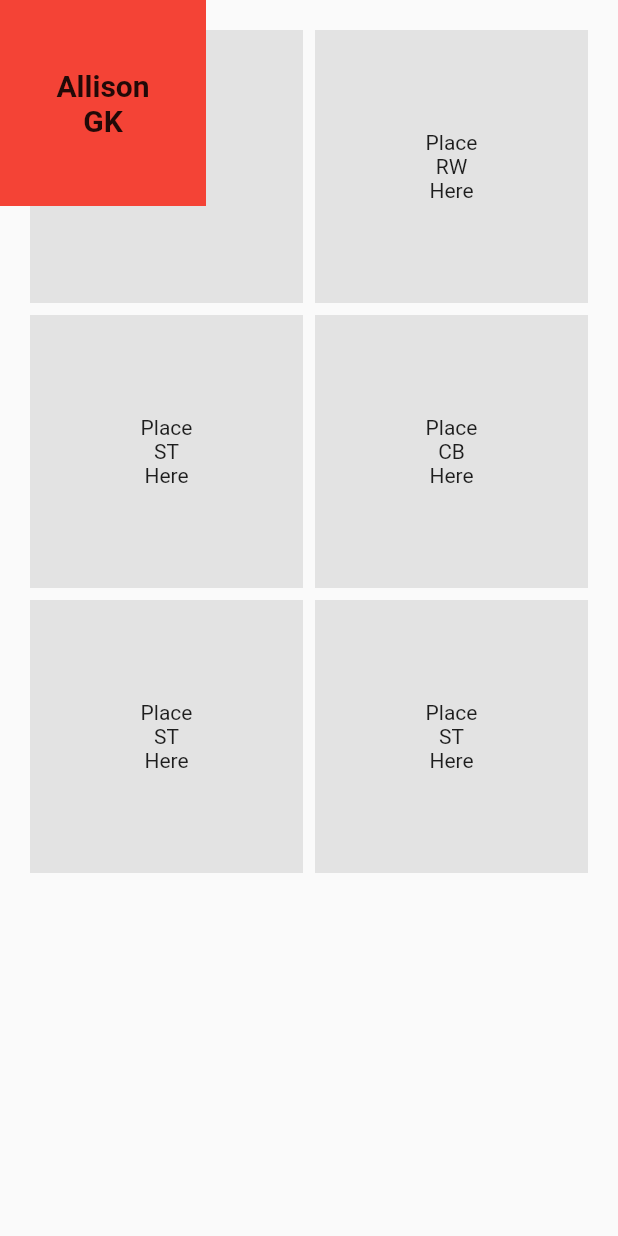
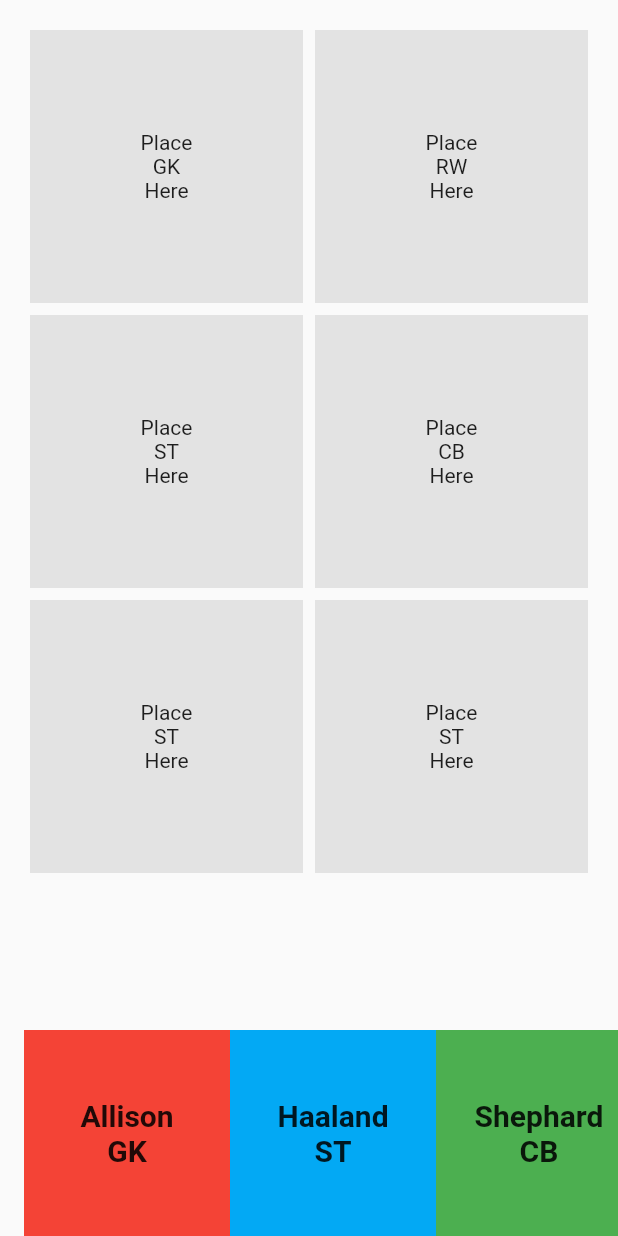
Before and after one commit to andyshephard/prototypes, a Flutter app: the screen it shows after launch, on a phone screen of 412 x 824 dp. Run offline on Flutter 3.47's test engine with Material 2 defaults, Android fonts, the phone set to English and light mode, and no system bars.

Commit message:
WIP, draggable item no longer using Positoned widget, using AnimatedPositioned for feedback property

```diff
--- a/dragdrop/lib/models/player.dart
+++ b/dragdrop/lib/models/player.dart
@@ -1,13 +1,15 @@
 import 'package:flutter/material.dart';
 
 class Player {
-  const Player({
+  Player({
     Key? key,
+    required this.globalKey,
     required this.position,
     required this.color,
     required this.name,
   });
 
+  final GlobalKey globalKey;
   final String position;
   final Color color;
   final String name;
--- a/dragdrop/lib/views/home/home_view.dart
+++ b/dragdrop/lib/views/home/home_view.dart
@@ -17,17 +17,52 @@ class _HomeViewState extends State<HomeView> {
   var data = [];
   var containers = ["GK", "RW", "ST", "CB", "ST", "ST"];
 
+  Offset? currentOffset;
+  Offset? originalOffset;
+  Widget? feedbackChild;
+  bool showFeedback = false;
+
   Offset position = Offset.zero;
 
   @override
   void initState() {
     data.addAll([
-      const Player(position: 'GK', color: Colors.red, name: 'Allison'),
-      const Player(position: 'ST', color: Colors.lightBlue, name: 'Haaland'),
-      const Player(position: 'CB', color: Colors.green, name: 'Shephard'),
-      const Player(position: 'ST', color: Colors.red, name: 'Ronaldo'),
-      const Player(position: 'RW', color: Colors.lightBlue, name: 'Messi'),
-      const Player(position: 'ST', color: Colors.yellow, name: 'Deeney'),
+      Player(
+        position: 'GK',
+        color: Colors.red,
+        name: 'Allison',
+        globalKey: GlobalKey(),
+      ),
+      Player(
+        position: 'ST',
+        color: Colors.lightBlue,
+        name: 'Haaland',
+        globalKey: GlobalKey(),
+      ),
+      Player(
+        position: 'CB',
+        color: Colors.green,
+        name: 'Shephard',
+        globalKey: GlobalKey(),
+      ),
+      Player(
+        position: 'ST',
+        color: Colors.red,
+        name: 'Ronaldo',
+        globalKey: GlobalKey(),
+      ),
+      Player(
+        position: 'RW',
+        color: Colors.lightBlue,
+        name: 'Messi',
+        globalKey: GlobalKey(),
+      ),
+      Player(
+        position: 'ST',
+        color: Colors.yellow,
+        name: 'Deeney',
+        globalKey: GlobalKey(),
+      ),
     ]);
     super.initState();
   }
@@ -38,7 +73,8 @@ class _HomeViewState extends State<HomeView> {
     kPlayerContainerSize = MediaQuery.of(context).size.width / 3;
 
     return Scaffold(
-      body: Stack(
+      body: SafeArea(
+        child: Stack(
           children: [
             Padding(
               padding: const EdgeInsets.fromLTRB(16, 16, 16, 0),
@@ -53,7 +89,7 @@ class _HomeViewState extends State<HomeView> {
                       size: kTargetContainerSize,
                       position: containers[index],
                       didClear: (player) => setState(() {
-                      data.add(player);
+                        data.insert(0, player);
                       }),
                       didPopulate: (player) => setState(() {
                         data.remove(player);
@@ -63,74 +99,130 @@ class _HomeViewState extends State<HomeView> {
                 },
               ),
             ),
-          CGDraggable(
-            size: kPlayerContainerSize,
-            position: position,
-            affinity: Axis.vertical,
-            data: data[0],
-            feedback: Material(
+            Align(
+              alignment: Alignment.bottomLeft,
+              child: SizedBox(
+                height: kPlayerContainerSize,
+                child: ReorderableListView.builder(
+                  onReorder: (oldIndex, newIndex) {
+                    setState(() {
+                      if (oldIndex < newIndex) {
+                        newIndex -= 1;
+                      }
+                      Player widget = data.removeAt(oldIndex);
+                      data.insert(newIndex, widget);
+                    });
+                  },
+                  padding: const EdgeInsets.symmetric(horizontal: 16),
+                  scrollDirection: Axis.horizontal,
+                  shrinkWrap: true,
+                  physics: const ScrollPhysics(),
+                  itemCount: data.length,
+                  itemBuilder: (context, index) {
+                    final feedback = Material(
                       child: PlayerContainer(
                         size: kPlayerContainerSize,
-                player: data[0],
+                        player: data[index],
                       ),
-            ),
+                    );
+                    return Draggable(
+                      key: data[index].globalKey,
+                      affinity: Axis.vertical,
+                      data: data[index],
+                      feedback: feedback,
                       childWhenDragging: Container(),
                       child: PlayerContainer(
                         size: kPlayerContainerSize,
-              player: data[0],
+                        player: data[index],
+                      ),
+                      onDragEnd: (details) {
+                        if (details.wasAccepted == false) {
+                          setState(() {
+                            currentOffset = details.offset;
+                            RenderBox? object = data[index]
+                                .globalKey
+                                .currentContext
+                                ?.findRenderObject() as RenderBox?;
+                            if (object != null) {
+                              originalOffset =
+                                  object.localToGlobal(Offset.zero);
+                              feedbackChild = feedback;
+                              showFeedback = true;
+                            }
+                          });
+                        }
+                      },
+                    );
+                  },
                 ),
               ),
-
-          // Align(
-          //   alignment: Alignment.bottomLeft,
-          //   child: SizedBox(
-          //     height: 120,
-          //     width: MediaQuery.of(context).size.width,
-          //     child: ListView.builder(
-          //       padding: const EdgeInsets.symmetric(horizontal: 16),
-          //       scrollDirection: Axis.horizontal,
-          //       shrinkWrap: true,
-          //       physics: const ScrollPhysics(),
-          //       itemCount: data.length,
-          //       itemBuilder: (context, index) {
-          //         Offset position = Offset.zero;
-          //         return CGDraggable(
-          //           position: position,
-          //           size: kPlayerContainerSize,
-          //           affinity: Axis.vertical,
-          //           data: data[index],
-          //           onDragEnd: (details) {
-          //             final screenHeight = MediaQuery.of(context).size.height;
-          //             final height =
-          //                 screenHeight - AppBar().preferredSize.height;
-          //             final y = details.offset.dy - height;
-          //             final x = details.offset.dx -
-          //                 MediaQuery.of(context).size.width;
-          //             setState(() {
-          //               position = Offset(x, y);
-          //             });
-          //           },
-          //           feedback: Material(
-          //             child: PlayerContainer(
-          //               size: kPlayerContainerSize,
-          //               player: data[index],
-          //             ),
-          //           ),
-          //           childWhenDragging: PlayerContainer(
-          //             size: kPlayerContainerSize,
-          //             player: data[index],
-          //           ),
-          //           child: PlayerContainer(
-          //             size: kPlayerContainerSize,
-          //             player: data[index],
-          //           ),
-          //         );
-          //       },
-          //     ),
-          //   ),
-          // ),
+            ),
+            if (showFeedback)
+              AnimatedFeedback(
+                  currentOffset: currentOffset!,
+                  originalOffset: originalOffset!,
+                  size: Size(kPlayerContainerSize, kPlayerContainerSize),
+                  child: feedbackChild!,
+                  onEnd: () {
+                    setState(() {
+                      showFeedback = false;
+                      feedbackChild = null;
+                      currentOffset = null;
+                      originalOffset = null;
+                    });
+                  })
           ],
+        ),
       ),
     );
   }
 }
+
+class AnimatedFeedback extends StatefulWidget {
+  const AnimatedFeedback({
+    super.key,
+    required this.currentOffset,
+    required this.originalOffset,
+    required this.size,
+    required this.onEnd,
+    required this.child,
+  });
+
+  final Offset currentOffset;
+  final Offset originalOffset;
+  final Size size;
+  final VoidCallback onEnd;
+  final Widget child;
+
+  @override
+  State<AnimatedFeedback> createState() => _AnimatedFeedbackState();
+}
+
+class _AnimatedFeedbackState extends State<AnimatedFeedback> {
+  bool shouldAnimate = false;
+  @override
+  void initState() {
+    WidgetsBinding.instance.addPostFrameCallback((_) {
+      setState(() {
+        shouldAnimate = true;
+      });
+    });
+    super.initState();
+  }
+
+  @override
+  Widget build(BuildContext context) {
+    return AnimatedPositioned(
+      width: widget.size.width,
+      height: widget.size.height,
+      left: shouldAnimate ? widget.originalOffset.dx : widget.currentOffset.dx,
+      top: shouldAnimate ? widget.originalOffset.dy : widget.currentOffset.dy,
+      duration: const Duration(milliseconds: 500),
+      curve: Curves.easeInOut,
+      child: widget.child,
+      onEnd: () {
+        widget.onEnd();
+      },
+    );
+  }
+}
--- a/dragdrop/lib/views/shared/cg_drag_target.dart
+++ b/dragdrop/lib/views/shared/cg_drag_target.dart
@@ -1,4 +1,5 @@
 import 'package:dragdrop/models/player.dart';
+import 'package:dragdrop/views/shared/cg_draggable.dart';
 import 'package:dragdrop/views/shared/placeholder_container.dart';
 import 'package:dragdrop/views/shared/player_container.dart';
 import 'package:flutter/material.dart';
@@ -34,7 +35,24 @@ class _CGDragTarget extends State<CGDragTarget> {
     return DragTarget(
       builder: (context, candidateData, rejectedData) {
         return isPopulated
-            ? PlayerContainer(
+            ?
+            // CGDraggable(
+            //     size: widget.size,
+            //     position: Offset.zero,
+            //     data: playerData!,
+            //     feedback: Material(
+            //       child: PlayerContainer(
+            //         size: widget.size,
+            //         player: playerData!,
+            //       ),
+            //     ),
+            //     childWhenDragging: Container(),
+            //     child: PlayerContainer(
+            //       size: widget.size,
+            //       player: playerData!,
+            //     ),
+            //   )
+            PlayerContainer(
                 size: widget.size,
                 player: playerData!,
                 active: true,
--- a/dragdrop/lib/views/shared/cg_draggable.dart
+++ b/dragdrop/lib/views/shared/cg_draggable.dart
@@ -9,6 +9,7 @@ class CGDraggable extends StatefulWidget {
     required this.child,
     required this.feedback,
     required this.childWhenDragging,
+    required this.onReject,
     this.affinity,
     this.data,
   });
@@ -19,14 +20,16 @@ class CGDraggable extends StatefulWidget {
   final Widget childWhenDragging;
   final Widget feedback;
 
+  final Function(Offset) onReject;
+
   dynamic affinity;
   Object? data;
 
   @override
-  State<CGDraggable> createState() => _CGDraggableState();
+  State<CGDraggable> createState() => CGDraggableState();
 }
 
-class _CGDraggableState extends State<CGDraggable>
+class CGDraggableState extends State<CGDraggable>
     with SingleTickerProviderStateMixin {
   late AnimationController _controller;
   late Animation<Offset> _animation;
@@ -58,36 +61,20 @@ class _CGDraggableState extends State<CGDraggable>
 
   @override
   void initState() {
-    offset = widget.position;
-    _controller = AnimationController(vsync: this);
-    _controller.addListener(() {
-      setState(() {
-        offset = _animation.value;
-      });
-    });
     super.initState();
   }
 
   @override
   void dispose() {
-    _controller.dispose();
     super.dispose();
   }
 
   @override
   Widget build(BuildContext context) {
-    final size = MediaQuery.of(context).size;
-    final draggable = Draggable(
-      onDragUpdate: (details) {
-        _controller.stop();
-        setState(() {
-          offset = Offset(details.localPosition.dx - (widget.size / 2),
-              details.localPosition.dy - (widget.size / 2));
-        });
-      },
+    return Draggable(
       onDragEnd: (details) {
         if (details.wasAccepted == false) {
-          _runAnimation(details.velocity.pixelsPerSecond, size);
+          widget.onReject(details.offset);
         }
       },
       affinity: widget.affinity,
@@ -96,10 +83,5 @@ class _CGDraggableState extends State<CGDraggable>
       feedback: widget.feedback,
       child: widget.child,
     );
-    return Positioned(
-      left: offset.dx,
-      top: offset.dy,
-      child: draggable,
-    );
   }
 }
```
Also changed, not shown: dragdrop/lib/views/shared/draggable_card.dart (added, +132 -0 lines). Lines whose indentation alone changed are shown as unchanged.
